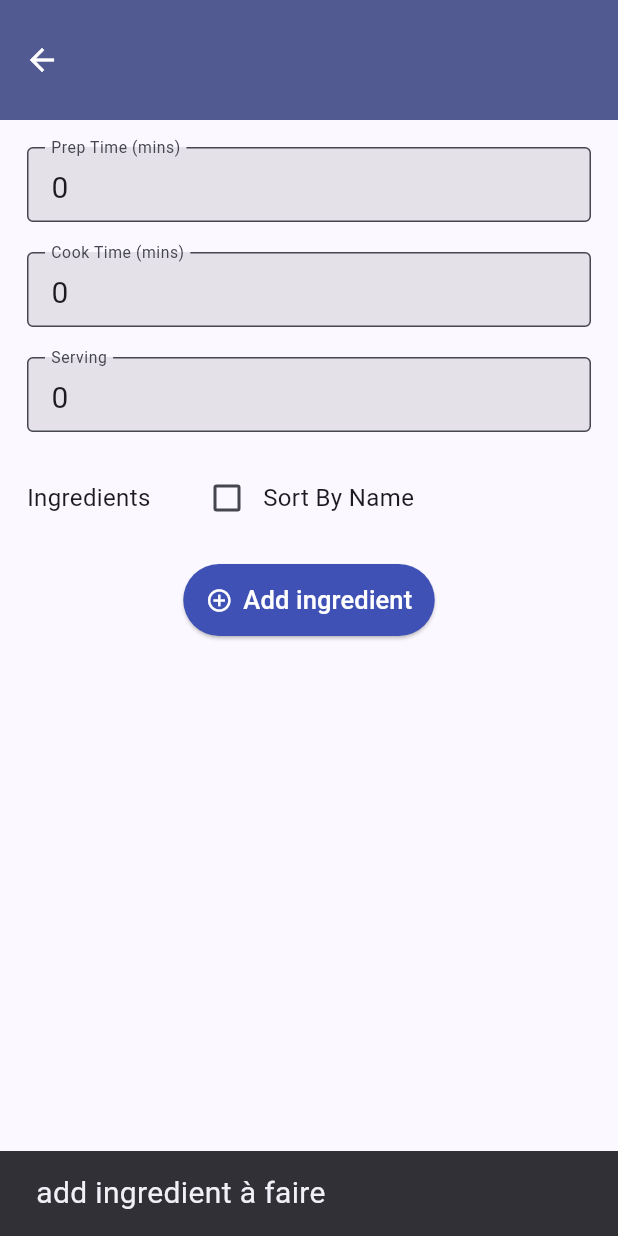
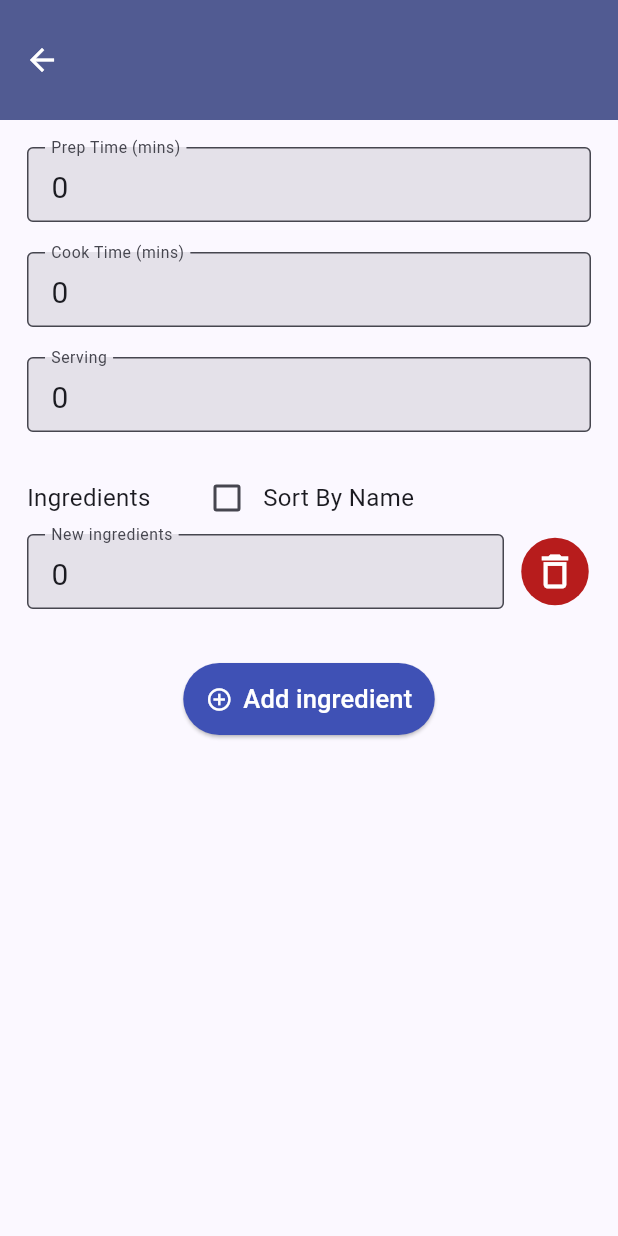
Before and after one commit to florabenane-dev/ACTM, a Flutter app: the RecipeEditDetails screen opened directly with empty values, after a tap on "Add ingredient", on a phone screen of 412 x 824 dp. Run offline on Flutter 3.47's test engine with Material 3 defaults, Android fonts, the light colour scheme and no system bars; our stand-ins replace get_it.

Commit message:
feat(ui): Importer la suppression et l'ajout dans 'RecipeEditDeatils'

```diff
--- a/projet2/lib/widgets/recipeEditDetails.dart
+++ b/projet2/lib/widgets/recipeEditDetails.dart
@@ -1,5 +1,6 @@
 import 'package:flutter/material.dart';
 import 'package:flutter/services.dart';
+import 'package:projet2/model/data/ingredients.dart';
 import 'package:provider/provider.dart';
 
 import '../model/data/recipe.dart';
@@ -220,10 +221,9 @@ class _RecipeEditDetailsState extends State<RecipeEditDetails> {
                       // bouton Delete
                       FilledButton(
                         onPressed: () {
-                          // TODO: Implementer Delete ingredient
-                          ScaffoldMessenger.of(context).showSnackBar(
-                            const SnackBar(content: Text("delete ingredient à faire")),
-                          );
+                          setState(() {
+                            recipesPresenter.removeIngredient(recipe, ingredient);
+                          });
                         },
                         style: FilledButton.styleFrom(
                           backgroundColor: Colors.red[900],
@@ -246,10 +246,11 @@ class _RecipeEditDetailsState extends State<RecipeEditDetails> {
             Center(
               child: ElevatedButton(
                 onPressed: () {
-                  // TODO: Implementer Add ingredient
-                  ScaffoldMessenger.of(context).showSnackBar(
-                    const SnackBar(content: Text("add ingredient à faire")),
-                  );
+                  setState(() {
+                    recipesPresenter.addIngredient(recipe,
+                      Ingredients(name: "New ingredients", quantity: 0, unit: "")
+                    );
+                  });
                 },
                 style: ElevatedButton.styleFrom(
                   backgroundColor: Colors.indigo,
```
